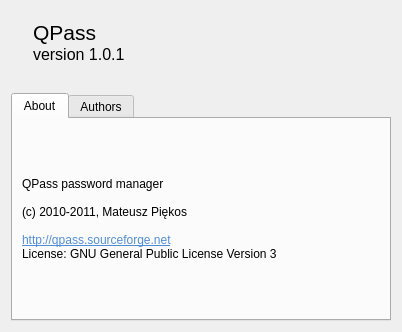
This is dialogs/AboutDialog.ui in veaceslav/qpass-qt5 as Qt 5 draws it before an edit. The edited form follows.
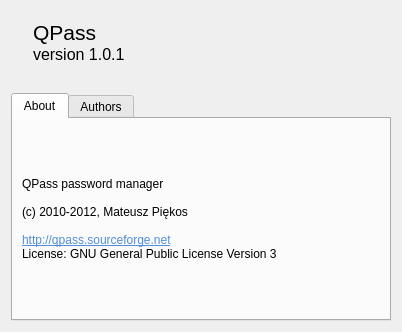
This is the edited form. Icons and pictures are not drawn.

Commit message: Updated copyright years in AboutDialog

```diff
--- a/dialogs/AboutDialog.ui
+++ b/dialogs/AboutDialog.ui
@@ -71,13 +71,13 @@
           <string>&lt;!DOCTYPE HTML PUBLIC &quot;-//W3C//DTD HTML 4.0//EN&quot; &quot;http://www.w3.org/TR/REC-html40/strict.dtd&quot;&gt;
 &lt;html&gt;&lt;head&gt;&lt;meta name=&quot;qrichtext&quot; content=&quot;1&quot; /&gt;&lt;style type=&quot;text/css&quot;&gt;
 p, li { white-space: pre-wrap; }
-&lt;/style&gt;&lt;/head&gt;&lt;body style=&quot; font-family:'Sans Serif'; font-size:9pt; font-weight:400; font-style:normal;&quot;&gt;
-&lt;p style=&quot; margin-top:0px; margin-bottom:0px; margin-left:0px; margin-right:0px; -qt-block-indent:0; text-indent:0px;&quot;&gt;QPass password manager&lt;/p&gt;
-&lt;p style=&quot;-qt-paragraph-type:empty; margin-top:0px; margin-bottom:0px; margin-left:0px; margin-right:0px; -qt-block-indent:0; text-indent:0px;&quot;&gt;&lt;/p&gt;
-&lt;p style=&quot; margin-top:0px; margin-bottom:0px; margin-left:0px; margin-right:0px; -qt-block-indent:0; text-indent:0px;&quot;&gt;(c) 2010-2011, Mateusz Piękos&lt;/p&gt;
-&lt;p style=&quot;-qt-paragraph-type:empty; margin-top:0px; margin-bottom:0px; margin-left:0px; margin-right:0px; -qt-block-indent:0; text-indent:0px;&quot;&gt;&lt;/p&gt;
-&lt;p style=&quot; margin-top:0px; margin-bottom:0px; margin-left:0px; margin-right:0px; -qt-block-indent:0; text-indent:0px;&quot;&gt;&lt;a href=&quot;http://qpass.sourceforge.net&quot;&gt;&lt;span style=&quot; text-decoration: underline; color:#508ed8;&quot;&gt;http://qpass.sourceforge.net&lt;/span&gt;&lt;/a&gt;&lt;/p&gt;
-&lt;p style=&quot; margin-top:0px; margin-bottom:0px; margin-left:0px; margin-right:0px; -qt-block-indent:0; text-indent:0px;&quot;&gt;License: GNU General Public License Version 3&lt;/p&gt;&lt;/body&gt;&lt;/html&gt;</string>
+&lt;/style&gt;&lt;/head&gt;&lt;body style=&quot; font-family:'Sans'; font-size:10pt; font-weight:400; font-style:normal;&quot;&gt;
+&lt;p style=&quot; margin-top:0px; margin-bottom:0px; margin-left:0px; margin-right:0px; -qt-block-indent:0; text-indent:0px;&quot;&gt;&lt;span style=&quot; font-family:'Sans Serif'; font-size:9pt;&quot;&gt;QPass password manager&lt;/span&gt;&lt;/p&gt;
+&lt;p style=&quot;-qt-paragraph-type:empty; margin-top:0px; margin-bottom:0px; margin-left:0px; margin-right:0px; -qt-block-indent:0; text-indent:0px; font-family:'Sans Serif'; font-size:9pt;&quot;&gt;&lt;br /&gt;&lt;/p&gt;
+&lt;p style=&quot; margin-top:0px; margin-bottom:0px; margin-left:0px; margin-right:0px; -qt-block-indent:0; text-indent:0px;&quot;&gt;&lt;span style=&quot; font-family:'Sans Serif'; font-size:9pt;&quot;&gt;(c) 2010-2012, Mateusz Piękos&lt;/span&gt;&lt;/p&gt;
+&lt;p style=&quot;-qt-paragraph-type:empty; margin-top:0px; margin-bottom:0px; margin-left:0px; margin-right:0px; -qt-block-indent:0; text-indent:0px; font-family:'Sans Serif'; font-size:9pt;&quot;&gt;&lt;br /&gt;&lt;/p&gt;
+&lt;p style=&quot; margin-top:0px; margin-bottom:0px; margin-left:0px; margin-right:0px; -qt-block-indent:0; text-indent:0px;&quot;&gt;&lt;a href=&quot;http://qpass.sourceforge.net&quot;&gt;&lt;span style=&quot; font-family:'Sans Serif'; font-size:9pt; text-decoration: underline; color:#508ed8;&quot;&gt;http://qpass.sourceforge.net&lt;/span&gt;&lt;/a&gt;&lt;/p&gt;
+&lt;p style=&quot; margin-top:0px; margin-bottom:0px; margin-left:0px; margin-right:0px; -qt-block-indent:0; text-indent:0px;&quot;&gt;&lt;span style=&quot; font-family:'Sans Serif'; font-size:9pt;&quot;&gt;License: GNU General Public License Version 3&lt;/span&gt;&lt;/p&gt;&lt;/body&gt;&lt;/html&gt;</string>
          </property>
          <property name="openExternalLinks">
           <bool>true</bool>
```
Left out of the diff: 2 changed lines with no effect on the pictures.
